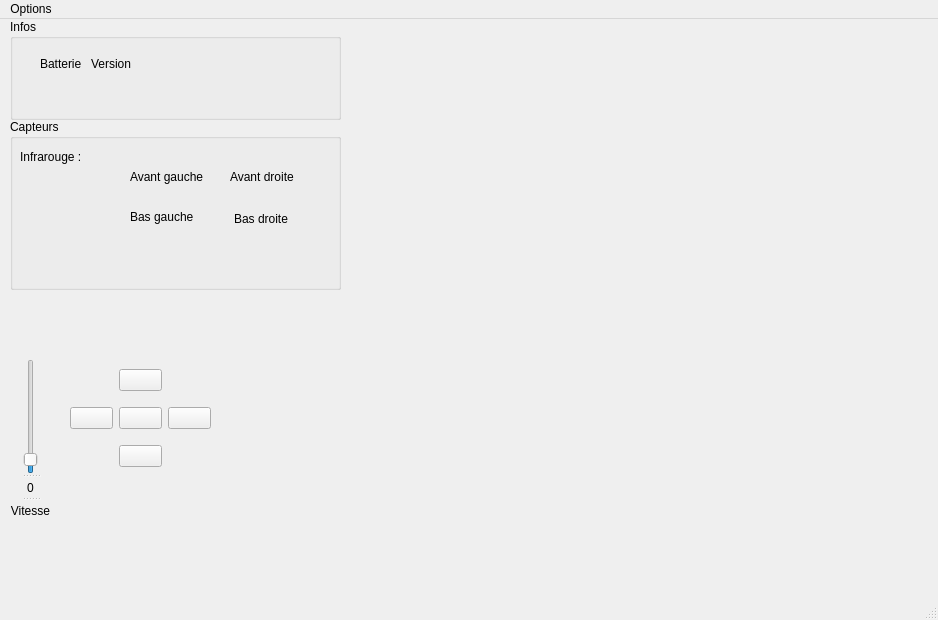
Nahoer/Wifi-bot, file Code QT/RobotProjet/mainwindow.ui: the form before one commit.
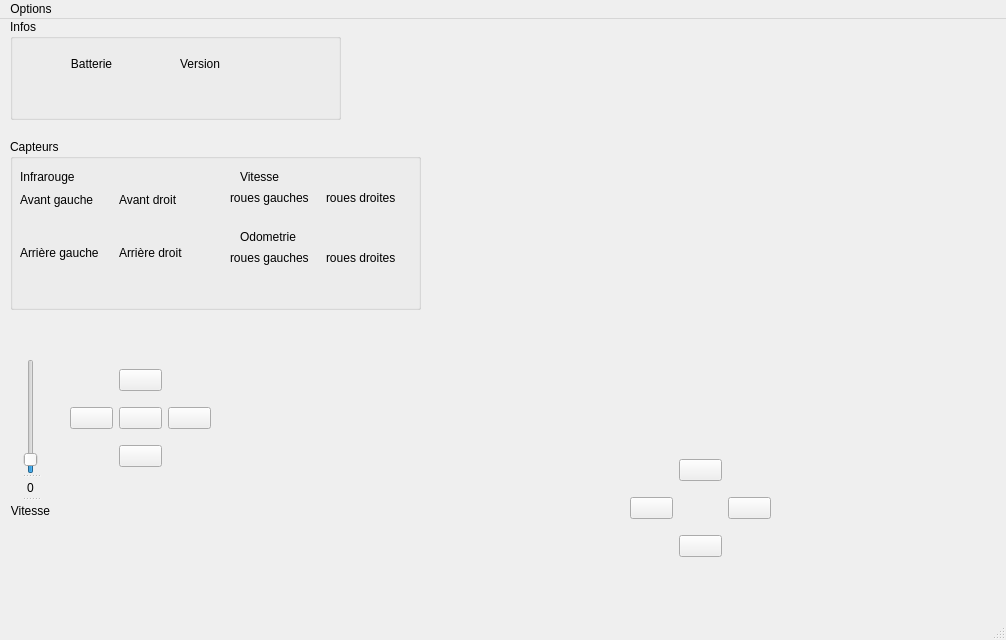
The form after the commit. Custom widgets are drawn as their Qt base class.

Patch:
```diff
--- a/Code QT/RobotProjet/mainwindow.ui
+++ b/Code QT/RobotProjet/mainwindow.ui
@@ -6,24 +6,14 @@
    <rect>
     <x>0</x>
     <y>0</y>
-    <width>938</width>
-    <height>620</height>
+    <width>1006</width>
+    <height>640</height>
    </rect>
   </property>
   <property name="windowTitle">
    <string>MainWindow</string>
   </property>
   <widget class="QWidget" name="centralwidget">
-   <widget class="FormCamView" name="widgetCamStream" native="true">
-    <property name="geometry">
-     <rect>
-      <x>350</x>
-      <y>0</y>
-      <width>561</width>
-      <height>561</height>
-     </rect>
-    </property>
-   </widget>
    <widget class="QWidget" name="layoutWidget">
     <property name="geometry">
      <rect>
@@ -118,8 +108,8 @@
     <property name="geometry">
      <rect>
       <x>10</x>
-      <y>100</y>
-      <width>331</width>
+      <y>120</y>
+      <width>411</width>
       <height>171</height>
      </rect>
     </property>
@@ -136,86 +126,182 @@
       </rect>
      </property>
      <property name="text">
-      <string>Infrarouge :</string>
+      <string>Infrarouge </string>
      </property>
     </widget>
-    <widget class="QLabel" name="label_5">
+    <widget class="QLabel" name="label_9">
      <property name="geometry">
       <rect>
-       <x>220</x>
-       <y>50</y>
+       <x>230</x>
+       <y>30</y>
        <width>71</width>
        <height>16</height>
       </rect>
      </property>
      <property name="text">
-      <string>Avant droite</string>
+      <string>Vitesse </string>
      </property>
     </widget>
-    <widget class="QLabel" name="label_6">
+    <widget class="QLabel" name="label_10">
      <property name="geometry">
       <rect>
-       <x>120</x>
-       <y>50</y>
-       <width>81</width>
+       <x>230</x>
+       <y>90</y>
+       <width>71</width>
        <height>16</height>
       </rect>
      </property>
      <property name="text">
-      <string>Avant gauche</string>
+      <string>Odometrie </string>
      </property>
     </widget>
-    <widget class="QLabel" name="label_CaptInfra_AG">
+    <widget class="QWidget" name="layoutWidget">
      <property name="geometry">
       <rect>
-       <x>130</x>
-       <y>80</y>
-       <width>55</width>
-       <height>16</height>
+       <x>10</x>
+       <y>50</y>
+       <width>191</width>
+       <height>101</height>
       </rect>
      </property>
-     <property name="text">
-      <string/>
-     </property>
+     <layout class="QGridLayout" name="gridLayout_3">
+      <item row="1" column="1">
+       <widget class="QLabel" name="label_CaptInfra_AD">
+        <property name="text">
+         <string/>
+        </property>
+       </widget>
+      </item>
+      <item row="3" column="1">
+       <widget class="QLabel" name="label_CaptInfra_BD">
+        <property name="text">
+         <string/>
+        </property>
+       </widget>
+      </item>
+      <item row="0" column="0">
+       <widget class="QLabel" name="label_6">
+        <property name="text">
+         <string>Avant gauche</string>
+        </property>
+       </widget>
+      </item>
+      <item row="0" column="1">
+       <widget class="QLabel" name="label_5">
+        <property name="text">
+         <string>Avant droit</string>
+        </property>
+       </widget>
+      </item>
+      <item row="2" column="1">
+       <widget class="QLabel" name="label_8">
+        <property name="text">
+         <string>Arrière droit</string>
+        </property>
+       </widget>
+      </item>
+      <item row="3" column="0">
+       <widget class="QLabel" name="label_CaptInfra_BG">
+        <property name="text">
+         <string/>
+        </property>
+       </widget>
+      </item>
+      <item row="2" column="0">
+       <widget class="QLabel" name="label_7">
+        <property name="text">
+         <string>Arrière gauche</string>
+        </property>
+       </widget>
+      </item>
+      <item row="1" column="0">
+       <widget class="QLabel" name="label_CaptInfra_AG">
+        <property name="text">
+         <string/>
+        </property>
+       </widget>
+      </item>
+     </layout>
     </widget>
-    <widget class="QLabel" name="label_CaptInfra_AD">
+    <widget class="QWidget" name="layoutWidget">
      <property name="geometry">
       <rect>
-       <x>230</x>
-       <y>80</y>
-       <width>55</width>
-       <height>16</height>
+       <x>220</x>
+       <y>110</y>
+       <width>185</width>
+       <height>41</height>
       </rect>
      </property>
-     <property name="text">
-      <string/>
-     </property>
+     <layout class="QGridLayout" name="gridLayout_4">
+      <item row="0" column="0">
+       <widget class="QLabel" name="label_13">
+        <property name="text">
+         <string>roues gauches </string>
+        </property>
+       </widget>
+      </item>
+      <item row="0" column="1">
+       <widget class="QLabel" name="label_14">
+        <property name="text">
+         <string>roues droites </string>
+        </property>
+       </widget>
+      </item>
+      <item row="1" column="0">
+       <widget class="QLabel" name="label_odometrieG">
+        <property name="text">
+         <string/>
+        </property>
+       </widget>
+      </item>
+      <item row="1" column="1">
+       <widget class="QLabel" name="label_odometrieD">
+        <property name="text">
+         <string/>
+        </property>
+       </widget>
+      </item>
+     </layout>
     </widget>
-    <widget class="QLabel" name="label_7">
+    <widget class="QWidget" name="layoutWidget">
      <property name="geometry">
       <rect>
-       <x>120</x>
-       <y>90</y>
-       <width>71</width>
-       <height>16</height>
+       <x>220</x>
+       <y>50</y>
+       <width>185</width>
+       <height>41</height>
       </rect>
      </property>
-     <property name="text">
-      <string>Bas gauche</string>
-     </property>
-    </widget>
-    <widget class="QLabel" name="label_8">
-     <property name="geometry">
-      <rect>
-       <x>224</x>
-       <y>90</y>
-       <width>61</width>
-       <height>20</height>
-      </rect>
-     </property>
-     <property name="text">
-      <string>Bas droite</string>
-     </property>
+     <layout class="QGridLayout" name="gridLayout_5">
+      <item row="1" column="0">
+       <widget class="QLabel" name="label_vitesseG">
+        <property name="text">
+         <string/>
+        </property>
+       </widget>
+      </item>
+      <item row="0" column="1">
+       <widget class="QLabel" name="label_12">
+        <property name="text">
+         <string>roues droites </string>
+        </property>
+       </widget>
+      </item>
+      <item row="1" column="1">
+       <widget class="QLabel" name="label_vitesseD">
+        <property name="text">
+         <string/>
+        </property>
+       </widget>
+      </item>
+      <item row="0" column="0">
+       <widget class="QLabel" name="label_11">
+        <property name="text">
+         <string>roues gauches </string>
+        </property>
+       </widget>
+      </item>
+     </layout>
     </widget>
    </widget>
    <widget class="QGroupBox" name="groupBox_2">
@@ -235,7 +321,7 @@
       <rect>
        <x>30</x>
        <y>30</y>
-       <width>96</width>
+       <width>211</width>
        <height>64</height>
       </rect>
      </property>
@@ -258,6 +344,9 @@
         <property name="text">
          <string/>
         </property>
+        <property name="alignment">
+         <set>Qt::AlignCenter</set>
+        </property>
        </widget>
       </item>
       <item row="0" column="0">
@@ -265,6 +354,9 @@
         <property name="text">
          <string>Batterie</string>
         </property>
+        <property name="alignment">
+         <set>Qt::AlignCenter</set>
+        </property>
        </widget>
       </item>
       <item row="0" column="1">
@@ -272,19 +364,72 @@
         <property name="text">
          <string>Version</string>
         </property>
+        <property name="alignment">
+         <set>Qt::AlignCenter</set>
+        </property>
        </widget>
       </item>
      </layout>
     </widget>
    </widget>
+   <widget class="FormCamView" name="widget_CamStream" native="true">
+    <property name="geometry">
+     <rect>
+      <x>430</x>
+      <y>10</y>
+      <width>561</width>
+      <height>411</height>
+     </rect>
+    </property>
+   </widget>
+   <widget class="QWidget" name="layoutWidget_2">
+    <property name="geometry">
+     <rect>
+      <x>630</x>
+      <y>430</y>
+      <width>141</width>
+      <height>121</height>
+     </rect>
+    </property>
+    <layout class="QGridLayout" name="gridLayout_6">
+     <item row="0" column="1">
+      <widget class="QPushButton" name="camHaut">
+       <property name="text">
+        <string/>
+       </property>
+      </widget>
+     </item>
+     <item row="1" column="0">
+      <widget class="QPushButton" name="camGauche">
+       <property name="text">
+        <string/>
+       </property>
+      </widget>
+     </item>
+     <item row="1" column="2">
+      <widget class="QPushButton" name="camDroite">
+       <property name="text">
+        <string/>
+       </property>
+      </widget>
+     </item>
+     <item row="2" column="1">
+      <widget class="QPushButton" name="camBas">
+       <property name="text">
+        <string/>
+       </property>
+      </widget>
+     </item>
+    </layout>
+   </widget>
   </widget>
   <widget class="QMenuBar" name="menubar">
    <property name="geometry">
     <rect>
      <x>0</x>
      <y>0</y>
-     <width>938</width>
-     <height>25</height>
+     <width>1006</width>
+     <height>26</height>
     </rect>
    </property>
    <widget class="QMenu" name="menuParam_tres">
```
Left out of the diff: 20 changed lines with no effect on the pictures.
